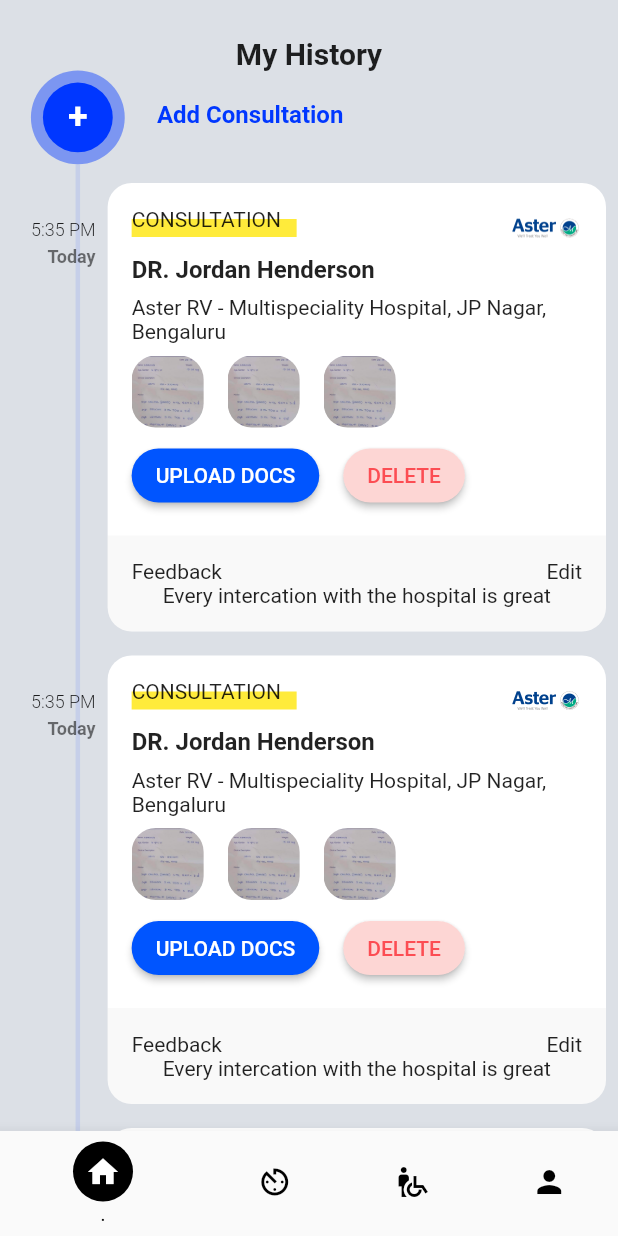
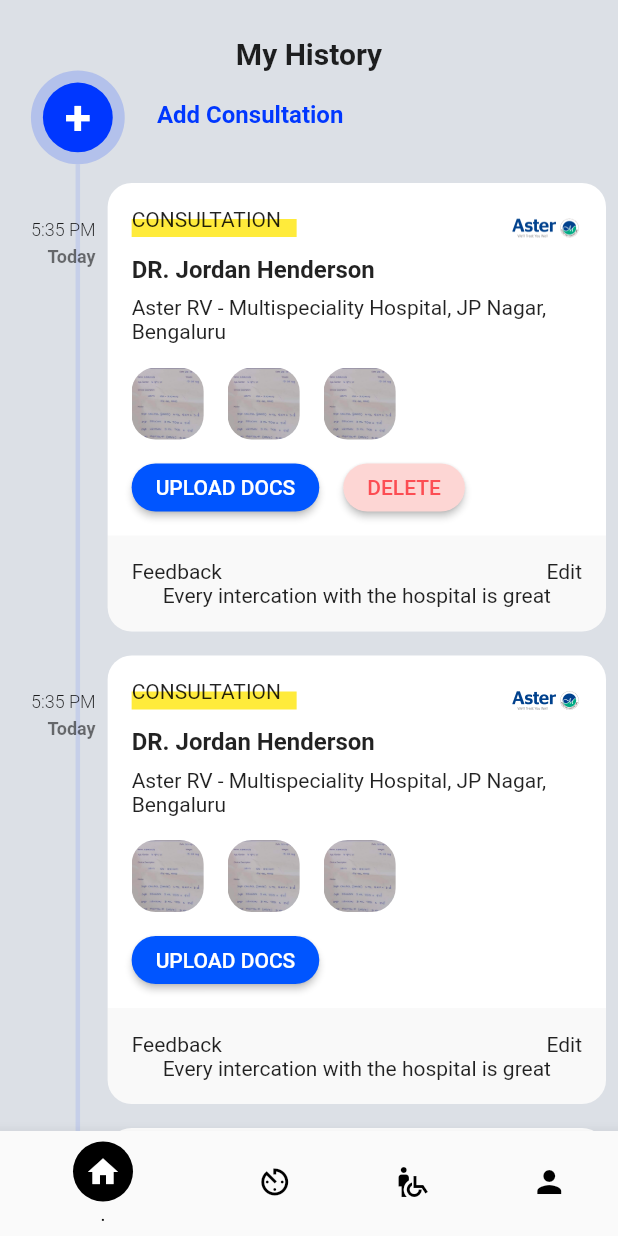
Before and after one commit to viveky259259/medical_history_app, a Flutter app: the screen it shows after launch, on a phone screen of 412 x 824 dp. Run offline on Flutter 3.47's test engine with Material 2 defaults, Android fonts, the phone set to English and light mode, and no system bars.

Commit message:
updated Card ui

```diff
--- a/lib/features/dashboard/pages/dashboard_page.dart
+++ b/lib/features/dashboard/pages/dashboard_page.dart
@@ -119,9 +119,9 @@ class _DashboardPageState extends State<DashboardPage> {
                               SizedBox(
                                 height: 8,
                               ),
+                              ConsultationDashboardItemWidget(isDeleteEnabled: true),
                               ConsultationDashboardItemWidget(),
-                              ConsultationDashboardItemWidget(),
-                              ConsultationDashboardItemWidget(),
+                              ConsultationDashboardItemWidget(isDeleteEnabled: true),
                               ConsultationDashboardItemWidget(),
                               ConsultationDashboardItemWidget(),
                               ConsultationDashboardItemWidget(),
--- a/lib/features/home/widgets/atom/cta_button.dart
+++ b/lib/features/home/widgets/atom/cta_button.dart
@@ -17,7 +17,9 @@ class CtaButton extends StatelessWidget {
 
   @override
   Widget build(BuildContext context) {
-    return ElevatedButton(
+    return SizedBox(
+      height: 32,
+      child: ElevatedButton(
           style: ElevatedButton.styleFrom(
             shape: RoundedRectangleBorder(
                 borderRadius: BorderRadius.all(Radius.circular(48))),
@@ -29,6 +31,7 @@ class CtaButton extends StatelessWidget {
             style: TextStyle(
               color: textColor,
             ),
-        ));
+          )),
+    );
   }
 }
--- a/lib/features/home/widgets/atom/plus_button.dart
+++ b/lib/features/home/widgets/atom/plus_button.dart
@@ -1,3 +1,5 @@
+import 'dart:math';
+
 import 'package:flutter/material.dart';
 
 class PlusButton extends StatelessWidget {
@@ -7,15 +9,15 @@ class PlusButton extends StatelessWidget {
   Widget build(BuildContext context) {
     return LayoutBuilder(builder: (context, constraints) {
       return SizedBox(
-        height: constraints.maxWidth,
-        width: constraints.maxWidth,
+        height: min(64, constraints.maxWidth),
+        width: min(64, constraints.maxWidth),
         child: Stack(
           alignment: Alignment.center,
           children: [
             Container(
               padding: EdgeInsets.zero,
               decoration: BoxDecoration(
-                  color: Color(0x6f0037ff),
+                  color: Color(0x2f0037ff),
                   borderRadius: BorderRadius.all(Radius.circular(200))),
             ),
             Container(
@@ -25,14 +27,15 @@ class PlusButton extends StatelessWidget {
                 shape: BoxShape.circle,
                 color: Color(0xff0037ff),
               ),
-              child: Center(
-                  child: Text(
+              alignment: Alignment.center,
+              child: Text(
                 "+",
+                textAlign: TextAlign.center,
                 style: TextStyle(
-                    fontSize: 24,
+                    fontSize: 32,
                     fontWeight: FontWeight.bold,
                     color: Colors.white),
-              )),
+              ),
             ),
           ],
         ),
--- a/lib/features/home/widgets/molecules/consulation_card.dart
+++ b/lib/features/home/widgets/molecules/consulation_card.dart
@@ -41,11 +41,11 @@ class ConsultationCard extends StatelessWidget {
                 Text("Aster RV - Multispeciality Hospital, JP Nagar, Bengaluru",
                     maxLines: 2, overflow: TextOverflow.ellipsis),
                 SizedBox(
-                  height: 8,
+                  height: 16,
                 ),
                 ConsultationPrescription(),
                 SizedBox(
-                  height: 8,
+                  height: 16,
                 ),
                 Row(
                   children: [
--- a/lib/features/home/widgets/organisms/consulation_dashboard_item_widget.dart
+++ b/lib/features/home/widgets/organisms/consulation_dashboard_item_widget.dart
@@ -3,7 +3,11 @@ import 'package:medical_history_app/features/home/widgets/atom/consulation_time_
 import 'package:medical_history_app/features/home/widgets/molecules/consulation_card.dart';
 
 class ConsultationDashboardItemWidget extends StatelessWidget {
-  const ConsultationDashboardItemWidget({Key? key}) : super(key: key);
+  final bool isDeleteEnabled;
+
+  const ConsultationDashboardItemWidget(
+      {Key? key, this.isDeleteEnabled = false})
+      : super(key: key);
 
   @override
   Widget build(BuildContext context) {
@@ -11,11 +15,11 @@ class ConsultationDashboardItemWidget extends StatelessWidget {
       mainAxisSize: MainAxisSize.min,
       mainAxisAlignment: MainAxisAlignment.start,
       crossAxisAlignment: CrossAxisAlignment.start,
-      children: const [
+      children: [
         ConsultationTimeWidget(),
         Expanded(
             child: ConsultationCard(
-          isDeleteEnabled: true,
+          isDeleteEnabled: isDeleteEnabled,
         ))
       ],
     );
```
Lines whose indentation alone changed are shown as unchanged.
